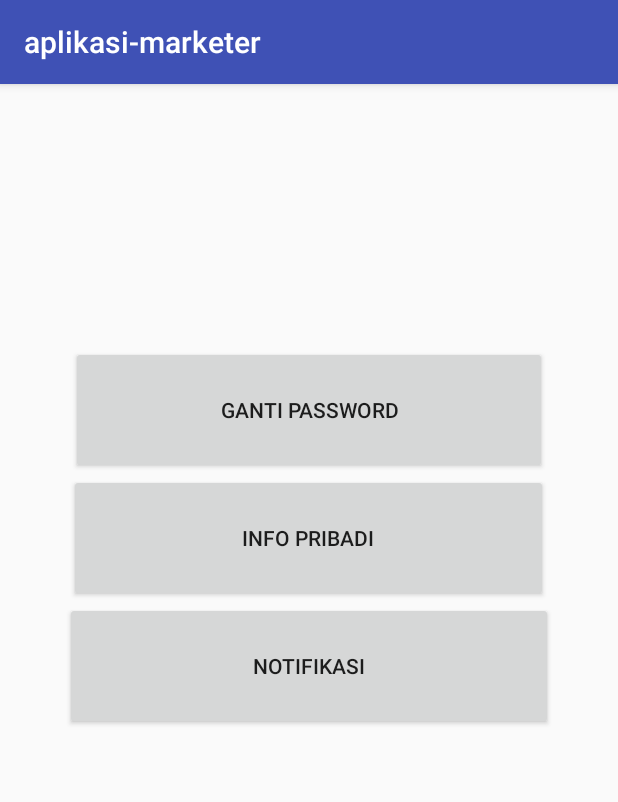
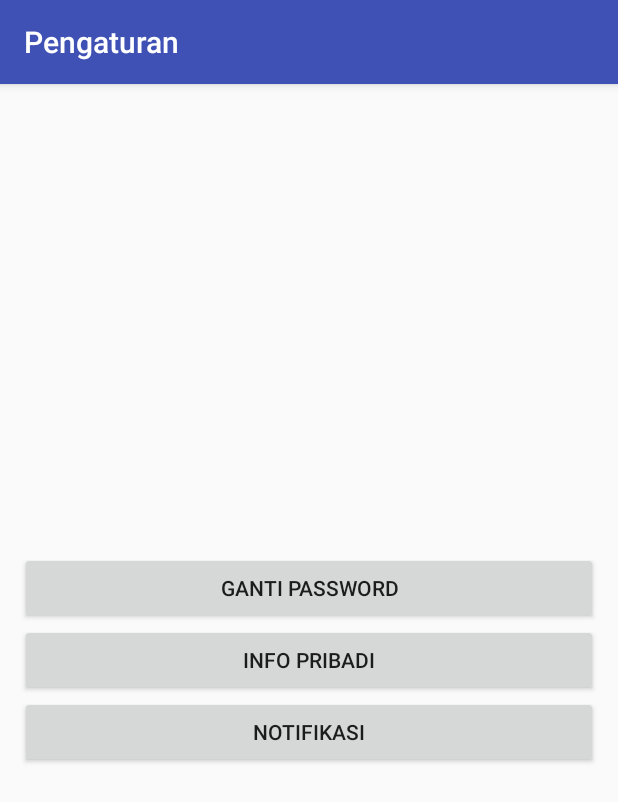
Before and after one commit to kyurifood/aplikasi-marketer, an Android app: the Pengaturan screen opened directly, with no data from a screen before it, on a phone screen of 412 x 824 dp. Shown: the top 802 px of the screen. Run offline under Robolectric (Android 15) with nearby library versions, the phone set to English and light mode, and no system bars.

Commit message:
Update Marketer

```diff
--- a/app/build.gradle
+++ b/app/build.gradle
@@ -1,13 +1,13 @@
 apply plugin: 'com.android.application'
 
 android {
-    compileSdkVersion 22
-    buildToolsVersion '22.0.1'
+    compileSdkVersion 23
+    buildToolsVersion '23.0.2'
 
     defaultConfig {
         applicationId "pusat.android.makananbekuenak.com.aplikasi_marketer"
         minSdkVersion 15
-        targetSdkVersion 22
+        targetSdkVersion 23
         versionCode 1
         versionName "1.0"
     }
--- a/app/src/main/java/pusat/android/makananbekuenak/com/aplikasi_marketer/HomeScreen.java
+++ b/app/src/main/java/pusat/android/makananbekuenak/com/aplikasi_marketer/HomeScreen.java
@@ -19,8 +19,8 @@ public class HomeScreen extends AppCompatActivity{
 
 
 
-        Intent intent = new Intent(this, LoginActivity.class);
-        startActivity(intent);
+        //Intent intent = new Intent(this, LoginActivity.class);
+        //startActivity(intent);
 
 
     }
--- a/app/src/main/res/layout/menu_pengaturan.xml
+++ b/app/src/main/res/layout/menu_pengaturan.xml
@@ -1,64 +1,53 @@
 <?xml version="1.0" encoding="utf-8"?>
 <LinearLayout xmlns:android="http://schemas.android.com/apk/res/android"
-    android:orientation="vertical" android:layout_width="match_parent"
+    android:orientation="vertical"
+    android:layout_width="match_parent"
     android:layout_height="match_parent"
-    android:weightSum="1">
-
+    android:gravity="center">
 
     <LinearLayout
-        android:orientation="vertical"
         android:layout_width="match_parent"
         android:layout_height="wrap_content"
-        android:layout_gravity="center_horizontal"
-        android:layout_weight="0.28">
-
-
-    </LinearLayout>
-    <LinearLayout
-        android:orientation="vertical"
-        android:layout_width="match_parent"
-        android:layout_height="wrap_content"
-        android:layout_gravity="center_horizontal"
-        android:layout_weight="0.06">
+        android:layout_marginRight="13dp"
+        android:layout_marginLeft="13dp">
 
         <Button
-            android:layout_width="317dp"
-            android:layout_height="match_parent"
+            android:layout_width="fill_parent"
+            android:layout_height="wrap_content"
             android:text="Ganti Password"
             android:id="@+id/ganti_password"
             android:layout_gravity="center_horizontal" />
 
     </LinearLayout>
+    <LinearLayout
+        android:layout_width="match_parent"
+        android:layout_height="wrap_content"
+        android:layout_marginRight="13dp"
+        android:layout_marginLeft="13dp">
 
+        <Button
+            android:layout_width="fill_parent"
+            android:layout_height="wrap_content"
+            android:text="Info Pribadi"
+            android:id="@+id/info_pribadi"
+            android:layout_gravity="center_horizontal" />
+
+    </LinearLayout>
     <LinearLayout
-        android:orientation="vertical"
+        android:orientation="horizontal"
         android:layout_width="match_parent"
         android:layout_height="wrap_content"
         android:layout_gravity="center_horizontal"
-        android:layout_weight="0.06"
-        android:weightSum="1">
+        android:layout_marginRight="13dp"
+        android:layout_marginLeft="13dp">
 
         <Button
-            android:layout_width="319dp"
-            android:layout_height="match_parent"
-            android:text="Info Pribadi"
-            android:id="@+id/info_pribadi"
-            android:layout_gravity="center_horizontal"
-            android:layout_weight="1.07" />
-    </LinearLayout>
-    <LinearLayout
-        android:orientation="vertical"
-        android:layout_width="match_parent"
-        android:layout_height="wrap_content"
-        android:layout_gravity="center_horizontal"
-        android:layout_weight="0.06">
+            android:layout_width="fill_parent"
+            android:layout_height="wrap_content"
+            android:text="Notifikasi"
+            android:id="@+id/notifkasi"
+            android:layout_gravity="center_horizontal" />
 
-        <Button
-            android:layout_width="325dp"
-            android:layout_height="match_parent"
-            android:text="Notifikasi"
-            android:id="@+id/notifikasi"
-            android:layout_gravity="center_horizontal" />
     </LinearLayout>
 
 </LinearLayout>
```
Also changed, not shown: app/src/main/AndroidManifest.xml (+26 -9 lines), app/src/main/res/layout/home_screen.xml (+53 -42 lines).
